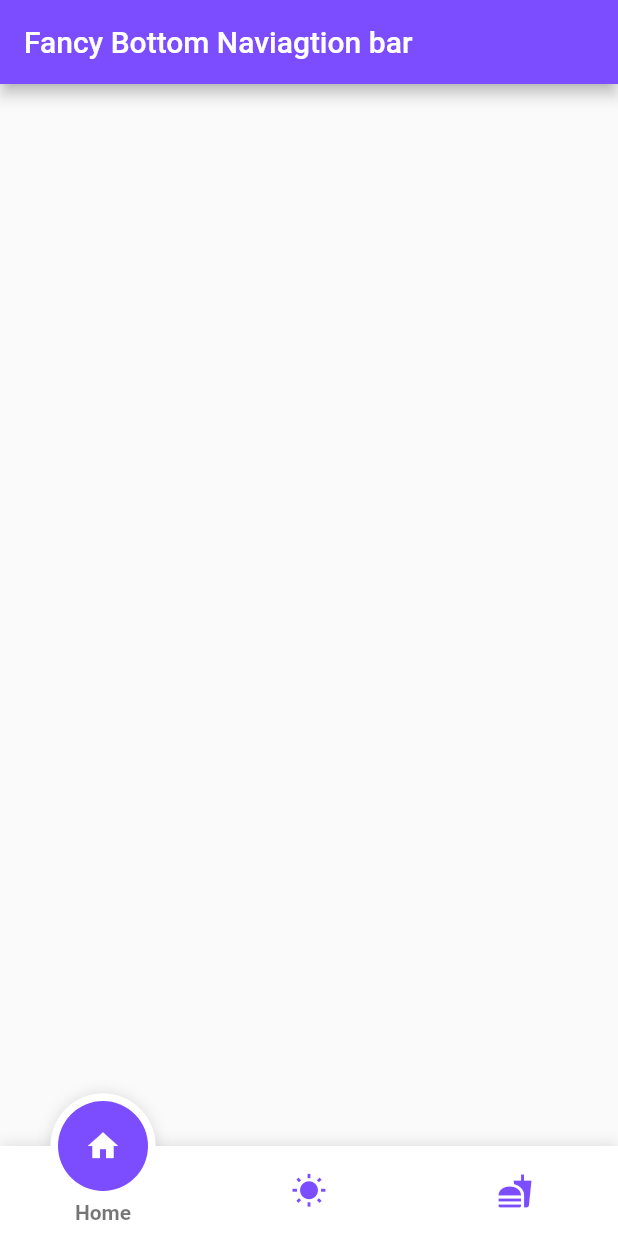
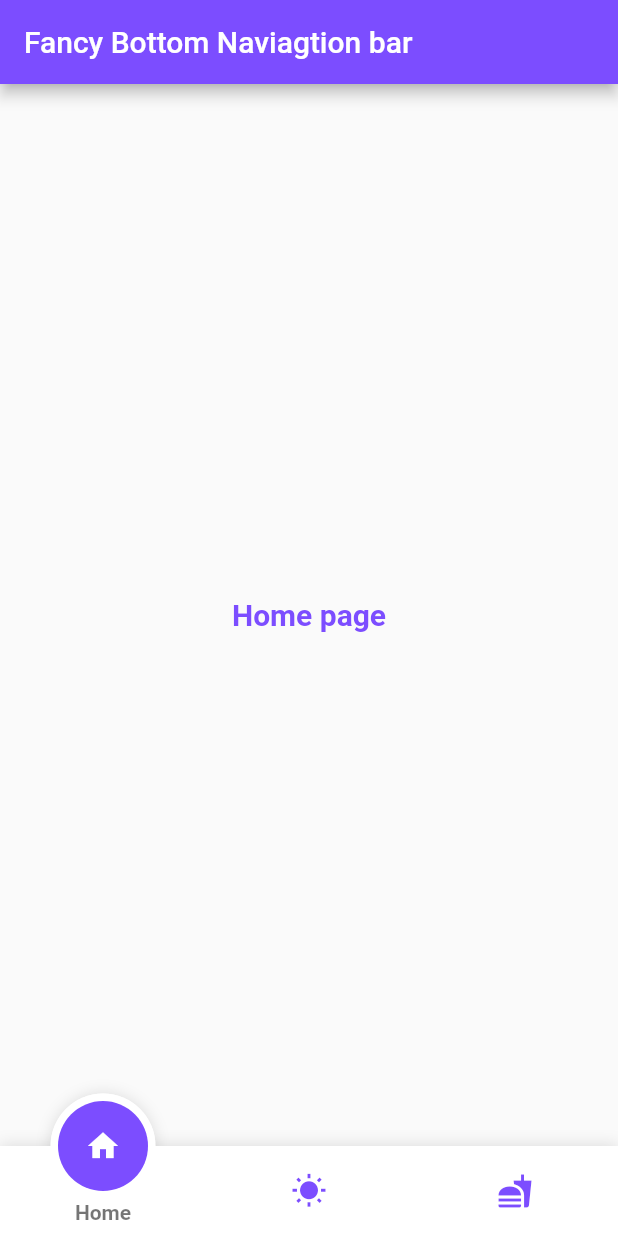
Before and after one commit to archanapunitha/animated_navigation_bar, a Flutter app: the screen it shows after launch, on a phone screen of 412 x 824 dp. Run offline on Flutter 3.47's test engine with Material 2 defaults, Android fonts, the phone set to English and light mode, and no system bars; drawn by our look-alikes of fancy_bottom_navigation.

Commit message:
Designed Home state commit

```diff
--- a/lib/Home.dart
+++ b/lib/Home.dart
@@ -3,6 +3,16 @@ import 'package:flutter/material.dart';
 class Home extends StatelessWidget {
   @override
   Widget build(BuildContext context) {
-    return Container();
+    return Center(
+      child: Container(
+        child: Text("Home page",
+        style: TextStyle(
+          color: Colors.deepPurpleAccent,
+          fontSize: 20.0,
+          fontWeight: FontWeight.bold,
+        ),),
+        padding: EdgeInsets.all(10.0),
+      ),
+    );
   }
 }
```
